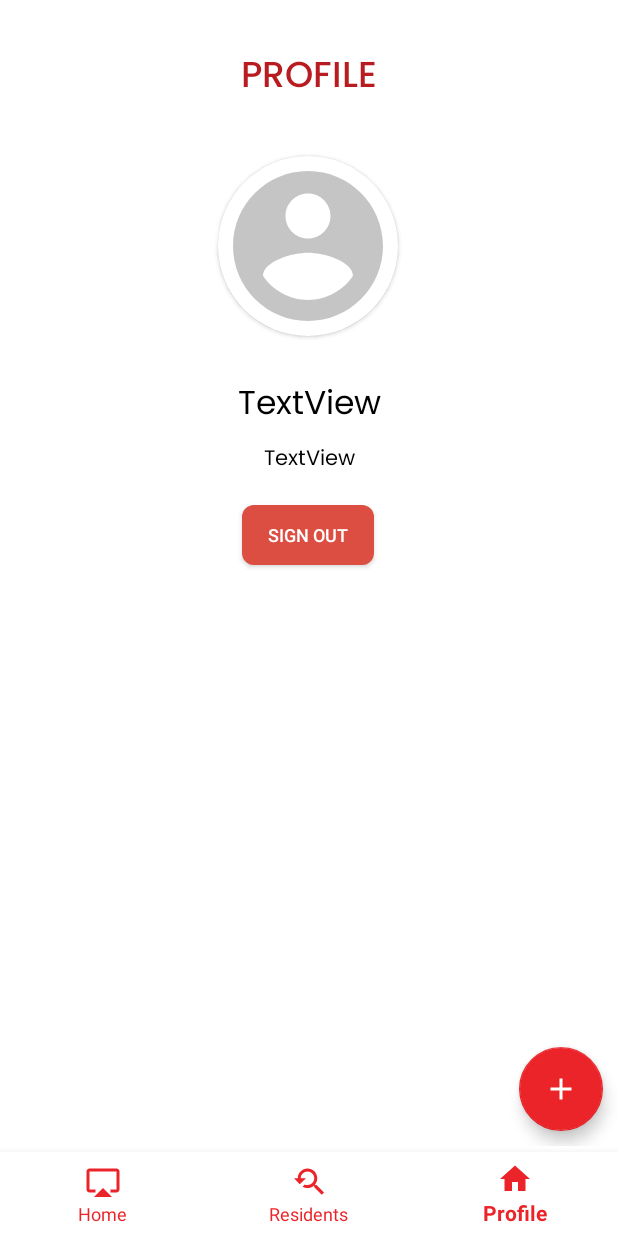
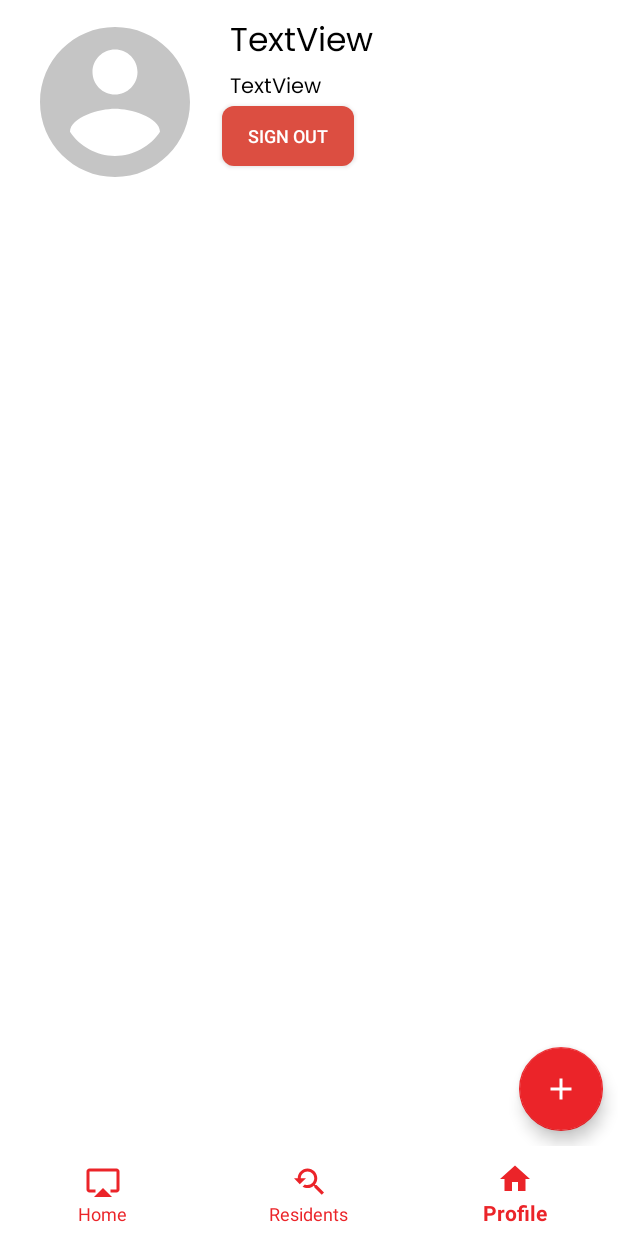
Before and after one commit to NAADATastemaquers/Naada_App, an Android app: the ProfileActivity screen opened directly, with no data from a screen before it, on a phone screen of 412 x 824 dp. Run offline under Robolectric (Android 15) with nearby library versions, the phone set to English and light mode, and no system bars; libraries missing offline, so code that uses them is left out: com.facebook, com.facebook.login; pictures from the network do not load; Roboto replaces fonts that are not available here; 1 statement that could not run was skipped.

Commit message:
fixed all merge conflicts

```diff
--- a/app/src/main/AndroidManifest.xml
+++ b/app/src/main/AndroidManifest.xml
@@ -66,7 +66,7 @@
             android:parentActivityName=".view.MainActivity"/>
         <activity android:name=".view.artist_bio"/>
 
-        <activity android:name=".view.ResidentsActivity" />
+<!--        <activity android:name=".view.ResidentsActivity" />-->
         <meta-data
             android:name="preloaded_fonts"
             android:resource="@array/preloaded_fonts" />
--- a/app/src/main/java/com/example/naada/view/MusicPlayerActivity.java
+++ b/app/src/main/java/com/example/naada/view/MusicPlayerActivity.java
@@ -89,6 +89,7 @@ public class MusicPlayerActivity extends AppCompatActivity implements playable,
         message=(ImageButton)findViewById(R.id.message);
         svc=new Intent(this,BackgroundSoundService.class);
         album_image = findViewById(R.id.imageAlbum);
+        favorite_btn = findViewById(R.id.favoriteBtn);
 
 
 
@@ -130,14 +131,7 @@ public class MusicPlayerActivity extends AppCompatActivity implements playable,
             }
         });
 
-        BackBtn.setOnClickListener(new View.OnClickListener() {
-            @Override
-            public void onClick(View v) {
-                Intent back=new Intent(MusicPlayerActivity.this,MainActivity.class);
-                startActivity(back);
-                finish();
-            }
-        });
+
 
         // Configure sign-in to request the user's ID, email address, and basic
         // profile. ID and basic profile are included in DEFAULT_SIGN_IN.
--- a/app/src/main/java/com/example/naada/view/ProfileActivity.java
+++ b/app/src/main/java/com/example/naada/view/ProfileActivity.java
@@ -79,7 +79,6 @@ public class ProfileActivity extends AppCompatActivity {
 
         // Build a GoogleSignInClient with the options specified by gso.
         mGoogleSignInClient = GoogleSignIn.getClient(this, gso);
-        GoogleSignInAccount acct = GoogleSignIn.getLastSignedInAccount(this);
         if(acct!=null){
             String name=acct.getDisplayName();
             String email=acct.getEmail();
--- a/app/src/main/res/layout/activity_profile.xml
+++ b/app/src/main/res/layout/activity_profile.xml
@@ -17,17 +17,16 @@
         app:layout_constraintStart_toStartOf="parent">
 
 
-
         <com.google.android.material.floatingactionbutton.FloatingActionButton
             android:id="@+id/main_fab"
             android:layout_width="wrap_content"
             android:layout_height="wrap_content"
             android:layout_gravity="bottom|end"
             android:layout_margin="10dp"
-            app:srcCompat="@drawable/icon_add"
             app:backgroundTint="@color/button_text"
             app:fabSize="auto"
-            app:rippleColor="@color/Red" />
+            app:rippleColor="@color/Red"
+            app:srcCompat="@drawable/icon_add" />
 
     </androidx.coordinatorlayout.widget.CoordinatorLayout>
 
@@ -39,14 +38,14 @@
         android:layout_marginRight="22dp"
         android:layout_marginBottom="10dp"
         android:clickable="true"
+        android:focusable="true"
         app:backgroundTint="@color/button_text"
         app:fabSize="mini"
         app:layout_constraintBottom_toTopOf="@+id/container_layout"
         app:layout_constraintEnd_toEndOf="parent"
         app:rippleColor="@color/Red"
         app:srcCompat="@drawable/ic_music_note"
-        tools:ignore="VectorDrawableCompat"
-        android:focusable="true" />
+        tools:ignore="VectorDrawableCompat" />
 
     <com.google.android.material.floatingactionbutton.FloatingActionButton
         android:id="@+id/dark_fab"
@@ -56,13 +55,13 @@
         android:layout_marginRight="22dp"
         android:layout_marginBottom="14dp"
         android:clickable="true"
+        android:focusable="true"
         app:backgroundTint="@color/button_text"
         app:fabSize="mini"
         app:layout_constraintBottom_toTopOf="@+id/music_fab"
         app:layout_constraintEnd_toEndOf="parent"
         app:rippleColor="@color/Red"
         app:srcCompat="@drawable/ic_wb_sunny"
-        android:focusable="true"
         tools:ignore="VectorDrawableCompat" />
 
     <TextView
@@ -98,92 +97,108 @@
         app:layout_constraintBottom_toBottomOf="@+id/music_fab"
         app:layout_constraintEnd_toStartOf="@+id/music_fab"
         app:layout_constraintTop_toTopOf="@+id/music_fab" />
+
     <include
         android:id="@+id/include2"
-        layout="@layout/bottom_navbar"></include>
+        layout="@layout/bottom_navbar"
+        android:layout_width="match_parent"
+        android:layout_height="wrap_content"
+        app:layout_constraintBottom_toBottomOf="parent"
+        app:layout_constraintEnd_toEndOf="parent"
+        app:layout_constraintHorizontal_bias="0.0"
+        app:layout_constraintStart_toStartOf="parent"
+        app:layout_constraintTop_toTopOf="parent"
+        app:layout_constraintVertical_bias="1.0"></include>
 
     <Button
         android:id="@+id/signOut"
         android:layout_width="wrap_content"
         android:layout_height="40dp"
-        android:layout_marginTop="18dp"
+        android:layout_marginEnd="176dp"
+        android:layout_marginRight="176dp"
         android:background="@drawable/custom_button_google"
         android:padding="5dp"
         android:text="Sign Out"
         android:textColor="#fff"
         android:textSize="12sp"
         app:layout_constraintEnd_toEndOf="parent"
-        app:layout_constraintHorizontal_bias="0.498"
-        app:layout_constraintStart_toStartOf="parent"
-        app:layout_constraintTop_toBottomOf="@+id/profile_mail" />
+        app:layout_constraintTop_toBottomOf="@+id/profile_mail" /><![CDATA[
 
-    <TextView
-        android:id="@+id/profileText"
-        android:layout_width="wrap_content"
-        android:layout_height="wrap_content"
-        android:layout_marginTop="32dp"
-        android:fontFamily="@font/poppins_medium"
-        android:text="PROFILE"
-        android:textColor="@color/colorPrimaryDark"
-        android:textSize="24sp"
-        app:layout_constraintEnd_toEndOf="parent"
-        app:layout_constraintStart_toStartOf="parent"
-        app:layout_constraintTop_toTopOf="parent" />
 
-    <androidx.cardview.widget.CardView
-        android:id="@+id/cordinate"
-        android:layout_width="120dp"
-        android:layout_height="120dp"
-        android:layout_marginTop="32dp"
-        app:cardCornerRadius="100dp"
-        app:layout_constraintEnd_toEndOf="parent"
-        app:layout_constraintHorizontal_bias="0.498"
-        app:layout_constraintStart_toStartOf="parent"
-        app:layout_constraintTop_toBottomOf="@+id/profileText" >
 
-        <ImageView
-            android:id="@+id/profile_image"
-            android:layout_width="match_parent"
-            android:layout_height="match_parent"
-            android:scaleType="fitXY"
-            app:srcCompat="@drawable/ic_default_avatar" />
-    </androidx.cardview.widget.CardView>
+
+
+
+    app:layout_constraintTop_toTopOf="@+id/include2" />
+
+
+
+
+
+
+
+
+
+
+
+
+
+
+
+    ]]>
 
     <TextView
         android:id="@+id/profile_name"
         android:layout_width="wrap_content"
         android:layout_height="wrap_content"
-        android:layout_marginTop="28dp"
         android:fontFamily="@font/poppins"
         android:text="TextView"
         android:textColor="@color/mainText"
         android:textSize="22sp"
+        app:layout_constraintBottom_toTopOf="@+id/signOut"
         app:layout_constraintEnd_toEndOf="parent"
-        app:layout_constraintStart_toStartOf="parent"
-        app:layout_constraintTop_toBottomOf="@+id/cordinate" />
+        app:layout_constraintHorizontal_bias="0.094"
+        app:layout_constraintStart_toEndOf="@+id/profile_image"
+        app:layout_constraintTop_toTopOf="parent"
+        app:layout_constraintVertical_bias="0.296" />
 
     <TextView
         android:id="@+id/profile_mail"
         android:layout_width="wrap_content"
         android:layout_height="wrap_content"
-        android:layout_marginTop="6dp"
         android:fontFamily="@font/poppins"
         android:text="TextView"
+        android:textAllCaps="false"
         android:textColor="@color/mainText"
+        android:textIsSelectable="false"
+        app:layout_constraintBottom_toTopOf="@+id/signOut"
         app:layout_constraintEnd_toEndOf="parent"
-        app:layout_constraintStart_toStartOf="parent"
-        app:layout_constraintTop_toBottomOf="@+id/profile_name" />
-        app:layout_constraintTop_toTopOf="@+id/include2" />
+        app:layout_constraintHorizontal_bias="0.079"
+        app:layout_constraintStart_toEndOf="@+id/profile_image"
+        app:layout_constraintTop_toBottomOf="@+id/profile_name"
+        app:layout_constraintVertical_bias="0.0" />
 
     <androidx.recyclerview.widget.RecyclerView
         android:id="@+id/favSong_list"
         android:layout_width="match_parent"
-        android:layout_height="499dp"
-        android:layout_marginBottom="56dp"
-        app:layout_constraintBottom_toBottomOf="@+id/include2"
+        android:layout_height="wrap_content"
+        app:layout_constraintBottom_toTopOf="@+id/music_fab"
         app:layout_constraintEnd_toEndOf="parent"
-        app:layout_constraintHorizontal_bias="1.0"
-        app:layout_constraintStart_toStartOf="parent" />
+        app:layout_constraintHorizontal_bias="0.5"
+        app:layout_constraintStart_toStartOf="parent"
+        app:layout_constraintTop_toBottomOf="@+id/profile_image" />
+
+    <ImageView
+        android:id="@+id/profile_image"
+        android:layout_width="120dp"
+        android:layout_height="120dp"
+        android:layout_marginTop="8dp"
+        android:scaleType="fitXY"
+        app:layout_constraintEnd_toStartOf="@+id/signOut"
+        app:layout_constraintHorizontal_bias="0.592"
+        app:layout_constraintStart_toStartOf="parent"
+        app:layout_constraintTop_toTopOf="parent"
+        app:srcCompat="@drawable/ic_default_avatar" />
 
 
     <!--    Merge everything from here-->
```
